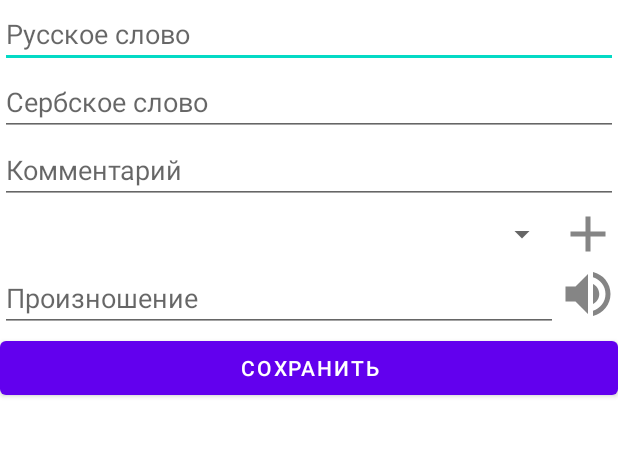
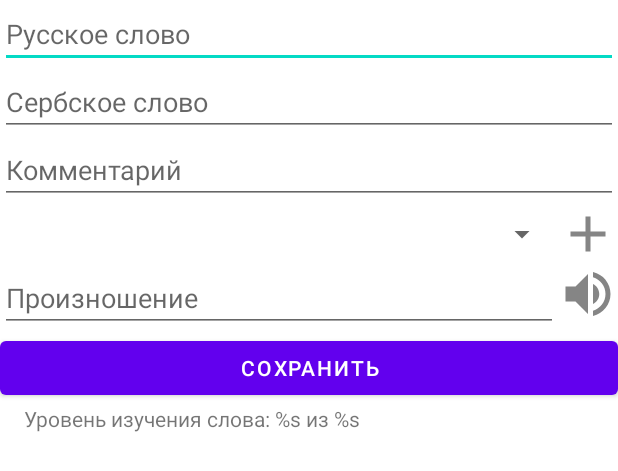
Before and after one commit to MrDmitriy65/SWT, an Android app: the layout fragment_add_new_pair.xml on its own in the app's theme, with its tools: preview values and no code run, on a phone screen of 412 x 824 dp. Shown: the top 471 px of the screen. Run offline under Robolectric (Android 15) with nearby library versions, the phone set to English and light mode, and no system bars.

Commit message:
2: Added displaying learn level for word

```diff
--- a/app/src/main/res/layout/fragment_add_new_pair.xml
+++ b/app/src/main/res/layout/fragment_add_new_pair.xml
@@ -89,4 +89,15 @@
         app:layout_constraintEnd_toEndOf="parent"
         />
 
+    <TextView
+        android:id="@+id/word_learn_level"
+        android:layout_width="match_parent"
+        android:layout_height="wrap_content"
+        android:text="@string/add_new_pair_fragment_learn_level_of"
+        android:layout_marginStart="@dimen/fab_margin"
+        app:layout_constraintTop_toBottomOf="@id/save"
+        app:layout_constraintStart_toStartOf="parent"
+        app:layout_constraintEnd_toEndOf="parent"
+        />
+
 </androidx.constraintlayout.widget.ConstraintLayout>
--- a/app/src/main/res/values/strings.xml
+++ b/app/src/main/res/values/strings.xml
@@ -21,6 +21,7 @@
     <string name="add_new_pair_fragment_serbian_word">Сербское слово</string>
     <string name="add_new_pair_fragment_comment">Комментарий</string>
     <string name="add_new_pair_fragment_pronunciation">Произношение</string>
+    <string name="add_new_pair_fragment_learn_level_of">Уровень изучения слова: %s из %s</string>
     <string name="add_new_pair_fragment_add_new_category">Введите название категории</string>
     <string name="add_new_pair_fragment_empty_category_name">Пустое название категории</string>
     <string name="add_new_pair_fragment_can_not_save_pair">Нельзя сохранить пару</string>
```
Also changed, not shown: app/src/main/java/com/mrdmitriy65/serbianwordstrainer/fragments/dictionay/AddNewPairFragment.kt (+9 -2 lines).
